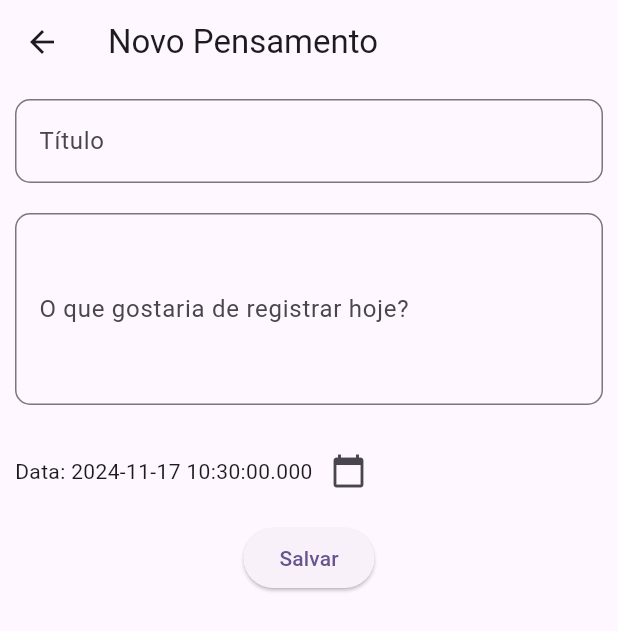
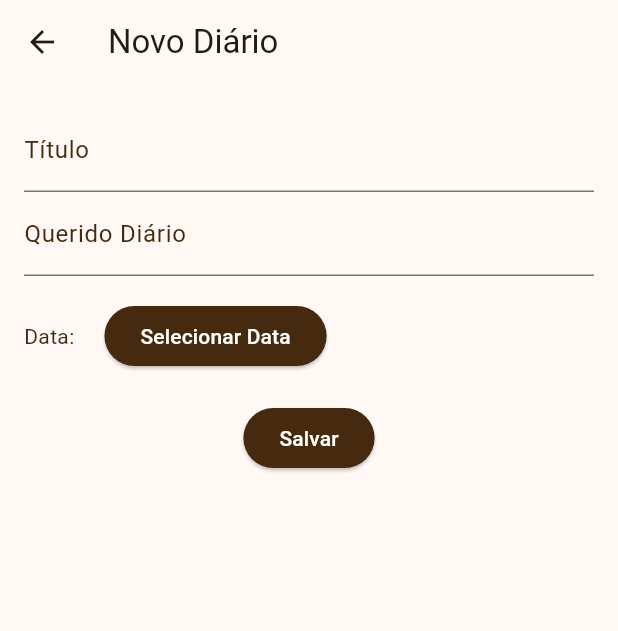
Before and after one commit to raysmtger/letterbook, a Flutter app: the FormsDiario screen opened by its route, on a phone screen of 412 x 824 dp. Shown: the top 631 px of the screen. Run offline on Flutter 3.47's test engine with Material 3 defaults, Android fonts, the phone set to English and light mode, and no system bars; our stand-ins replace cloud_firestore, firebase_auth, firebase_core; accounts and stored records are empty.

Commit message:
commit final

```diff
--- a/lib/main.dart
+++ b/lib/main.dart
@@ -21,7 +21,7 @@ class MyApp extends StatelessWidget {
     return MaterialApp(
       title: 'Flutter Demo',
       theme: ThemeData(
-        colorScheme: ColorScheme.fromSeed(seedColor: Colors.deepPurple),
+        colorScheme: ColorScheme.fromSeed(seedColor: Color.fromARGB(255, 69, 42, 16)),
         useMaterial3: true,
       ),
       home: MainPage(),
--- a/lib/models/diario_model.dart
+++ b/lib/models/diario_model.dart
@@ -5,8 +5,15 @@ class Diario {
   String title;
   String description;
   DateTime date;
+  String userId; // Novo campo para armazenar o ID do usuário
 
-  Diario({this.id, required this.title, required this.description, required this.date});
+  Diario({
+    this.id,
+    required this.title,
+    required this.description,
+    required this.date,
+    required this.userId,
+  });
 
   factory Diario.fromMap(Map<String, dynamic> map, [String? id]) {
     return Diario(
@@ -16,6 +23,7 @@ class Diario {
       date: map['date'] is Timestamp
           ? (map['date'] as Timestamp).toDate()
           : map['date'] as DateTime,
+      userId: map['userId'], // Recupera o userId do map
     );
   }
 
@@ -24,6 +32,7 @@ class Diario {
       'title': title,
       'description': description,
       'date': Timestamp.fromDate(date),
+      'userId': userId, // Adiciona o userId ao map
     };
   }
 }
--- a/lib/views/form_page.dart
+++ b/lib/views/form_page.dart
@@ -1,119 +1,153 @@
 import 'package:flutter/material.dart';
 import 'package:letterbook/models/diario_model.dart';
 import 'package:letterbook/services/diario_services.dart';
+import 'package:letterbook/views/home_page.dart';
+import 'package:firebase_auth/firebase_auth.dart';
 
 class FormsDiario extends StatefulWidget {
   final Diario? diario;
 
-  const FormsDiario({super.key, this.diario});
+  FormsDiario({this.diario});
 
   @override
-  State<FormsDiario> createState() => _FormsDiarioState();
+  _FormsDiarioState createState() => _FormsDiarioState();
 }
 
 class _FormsDiarioState extends State<FormsDiario> {
   final _formKey = GlobalKey<FormState>();
-  final DiarioService _diarioService = DiarioService();
-  final TextEditingController _titleController = TextEditingController();
-  final TextEditingController _descriptionController = TextEditingController();
+  final _titleController = TextEditingController();
+  final _descriptionController = TextEditingController();
+  final _diarioService = DiarioService();
   DateTime _selectedDate = DateTime.now();
 
   @override
   void initState() {
+    super.initState();
     if (widget.diario != null) {
       _titleController.text = widget.diario!.title;
       _descriptionController.text = widget.diario!.description;
       _selectedDate = widget.diario!.date;
     }
-    super.initState();
   }
 
-  @override
-  Widget build(BuildContext context) {
-    return Scaffold(
-      appBar: AppBar(title: Text(widget.diario != null ? 'Editar Pensamento' : 'Novo Pensamento')),
-      body: Form(
-        key: _formKey,
-        child: Column(
-          children: [
-            Padding(
-              padding: EdgeInsets.all(10),
-              child: TextFormField(
-                controller: _titleController,
-                validator: (value) {
-                  if (value == null || value.isEmpty) {
-                    return 'Título não preenchido';
-                  }
-                  return null;
-                },
-                decoration: InputDecoration(
-                  label: Text('Título'),
-                  border: OutlineInputBorder(borderRadius: BorderRadius.circular(10)),
-                ),
-              ),
-            ),
-            Padding(
-              padding: EdgeInsets.all(10),
-              child: TextFormField(
-                controller: _descriptionController,
-                keyboardType: TextInputType.multiline,
-                maxLines: 4,
-                decoration: InputDecoration(
-                  label: Text('O que gostaria de registrar hoje?'),
-                  border: OutlineInputBorder(borderRadius: BorderRadius.circular(10)),
-                ),
-              ),
-            ),
-            Padding(
-              padding: EdgeInsets.all(10),
-              child: Row(
-                children: [
-                  Text("Data: ${_selectedDate.toLocal()}"),
-                  IconButton(
-                    icon: Icon(Icons.calendar_today),
-                    onPressed: () async {
-                      DateTime? picked = await showDatePicker(
+  Future<void> _selectDate(BuildContext context) async {
+    final DateTime? picked = await showDatePicker(
       context: context,
       initialDate: _selectedDate,
       firstDate: DateTime(2000),
-                        lastDate: DateTime.now(),
+      lastDate: DateTime(2101),
     );
     if (picked != null && picked != _selectedDate) {
       setState(() {
         _selectedDate = picked;
       });
     }
+  }
+
+  @override
+  Widget build(BuildContext context) {
+    return Scaffold(
+      appBar: AppBar(
+        title: Text(widget.diario != null ? 'Editar Diário' : 'Novo Diário'),
+      ),
+      body: Padding(
+        padding: EdgeInsets.all(16.0),
+        child: Form(
+          key: _formKey,
+          child: Column(
+            children: <Widget>[
+              TextFormField(
+                controller: _titleController,
+                decoration: InputDecoration(
+                  labelText: 'Título',
+                  labelStyle: TextStyle(color: Color.fromARGB(255, 69, 42, 16)), // Cor marrom para o texto "Título"
+                ),
+                validator: (value) {
+                  if (value == null || value.isEmpty) {
+                    return 'Por favor, insira o título';
+                  }
+                  return null;
                 },
+              ),
+              TextFormField(
+                controller: _descriptionController,
+                decoration: InputDecoration(
+                  labelText: 'Querido Diário',
+                  labelStyle: TextStyle(color: Color.fromARGB(255, 69, 42, 16)), // Cor marrom para o texto "Descrição"
+                ),
+                validator: (value) {
+                  if (value == null || value.isEmpty) {
+                    return 'Por favor, insira a descrição';
+                  }
+                  return null;
+                },
+              ),
+              SizedBox(height: 16.0),
+              Row(
+                children: [
+                  Text(
+                    "Data: ${_selectedDate.toLocal()}".split(' ')[0],
+                    style: TextStyle(color: Color.fromARGB(255, 69, 42, 16)),
+                  ),
+                  SizedBox(width: 20.0),
+                  ElevatedButton(
+                    onPressed: () => _selectDate(context),
+                    style: ElevatedButton.styleFrom(
+                      backgroundColor: Color.fromARGB(255, 69, 42, 16),
+                    ),
+                    child: Text(
+                      'Selecionar Data',
+                      style: TextStyle(color: Colors.white),
+                    ),
                   ),
                 ],
               ),
-            ),
+              SizedBox(height: 20.0),
               ElevatedButton(
                 onPressed: () async {
                   if (_formKey.currentState!.validate()) {
-                  String title = _titleController.text;
-                  String description = _descriptionController.text;
+                    final diario = Diario(
+                      id: widget.diario?.id,
+                      title: _titleController.text,
+                      description: _descriptionController.text,
+                      date: _selectedDate,
+                      userId: '',
+                    );
 
                     if (widget.diario != null) {
-                    await _diarioService.editDiario(
-                      widget.diario!.id!,
-                      title,
-                      description,
-                      _selectedDate,
+                      await _diarioService.atualizarDiario(
+                        diario.id!,
+                        diario.title,
+                        diario.description,
+                        diario.date,
                       );
                     } else {
-                    await _diarioService.saveDiario(
-                      title,
-                      description,
-                      _selectedDate,
+                      await _diarioService.adicionarDiario(
+                        diario.title,
+                        diario.description,
+                        diario.date,
                       );
                     }
-                  Navigator.pop(context);
                   }
+
+                  Navigator.of(context).pushAndRemoveUntil(
+  MaterialPageRoute(
+    builder: (context) => HomePage(user: FirebaseAuth.instance.currentUser!),
+  ),
+  (route) => false,
+);
+
                 },
-              child: Text(widget.diario != null ? 'Alterar' : 'Salvar'),
+                style: ElevatedButton.styleFrom(
+                  backgroundColor: Color.fromARGB(255, 69, 42, 16),
+                ),
+                child: Text(
+                  widget.diario != null ? 'Atualizar' : 'Salvar',
+                  style: TextStyle(color: Colors.white),
+                ),
               ),
             ],
+          ),
         ),
       ),
     );
```
Also changed, not shown: lib/services/diario_services.dart (+22 -7 lines), lib/services/firestore_service.dart (deleted, +0 -14 lines), lib/views/home_page.dart (+85 -25 lines), lib/views/login_page.dart (+74 -27 lines). Lines whose indentation alone changed are shown as unchanged.
